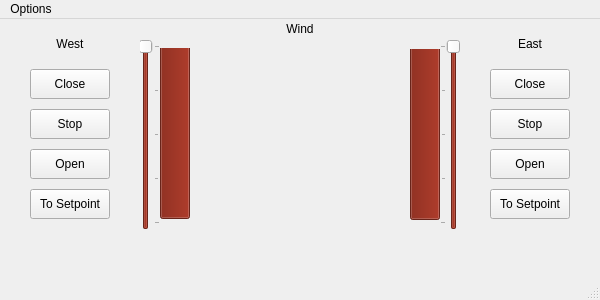
The window that Dome.ui (b-emptage/DomeShutter) describes before a commit, drawn with Qt 5.
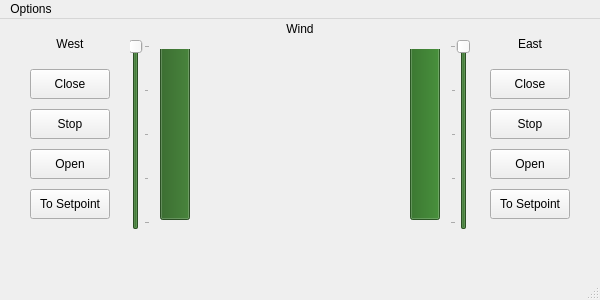
The same window after the commit. Custom widgets are drawn as their Qt base class.

Commit message: Logic for goto positioning of dome

What changed in the file:
```diff
--- a/Dome.ui
+++ b/Dome.ui
@@ -16,18 +16,18 @@
      <colorrole role="BrightText">
       <brush brushstyle="SolidPattern">
        <color alpha="255">
-        <red>212</red>
-        <green>127</green>
-        <blue>127</blue>
+        <red>60</red>
+        <green>90</green>
+        <blue>50</blue>
        </color>
       </brush>
      </colorrole>
      <colorrole role="Highlight">
       <brush brushstyle="SolidPattern">
        <color alpha="255">
-        <red>145</red>
-        <green>50</green>
-        <blue>36</blue>
+        <red>60</red>
+        <green>110</green>
+        <blue>50</blue>
        </color>
       </brush>
      </colorrole>
@@ -52,9 +52,9 @@
      <colorrole role="Accent">
       <brush brushstyle="SolidPattern">
        <color alpha="255">
-        <red>193</red>
-        <green>103</green>
-        <blue>91</blue>
+        <red>60</red>
+        <green>90</green>
+        <blue>50</blue>
        </color>
       </brush>
      </colorrole>
@@ -63,18 +63,18 @@
      <colorrole role="BrightText">
       <brush brushstyle="SolidPattern">
        <color alpha="255">
-        <red>212</red>
-        <green>127</green>
-        <blue>127</blue>
+        <red>60</red>
+        <green>90</green>
+        <blue>50</blue>
        </color>
       </brush>
      </colorrole>
      <colorrole role="Highlight">
       <brush brushstyle="SolidPattern">
        <color alpha="255">
-        <red>145</red>
-        <green>50</green>
-        <blue>36</blue>
+        <red>60</red>
+        <green>110</green>
+        <blue>50</blue>
        </color>
       </brush>
      </colorrole>
@@ -99,9 +99,9 @@
      <colorrole role="Accent">
       <brush brushstyle="SolidPattern">
        <color alpha="255">
-        <red>193</red>
-        <green>103</green>
-        <blue>91</blue>
+        <red>60</red>
+        <green>90</green>
+        <blue>50</blue>
        </color>
       </brush>
      </colorrole>
@@ -110,9 +110,9 @@
      <colorrole role="BrightText">
       <brush brushstyle="SolidPattern">
        <color alpha="255">
-        <red>212</red>
-        <green>127</green>
-        <blue>127</blue>
+        <red>60</red>
+        <green>90</green>
+        <blue>50</blue>
        </color>
       </brush>
      </colorrole>
@@ -137,9 +137,9 @@
      <colorrole role="Accent">
       <brush brushstyle="SolidPattern">
        <color alpha="255">
-        <red>193</red>
-        <green>103</green>
-        <blue>91</blue>
+        <red>60</red>
+        <green>90</green>
+        <blue>50</blue>
        </color>
       </brush>
      </colorrole>
@@ -293,14 +293,14 @@
     <property name="geometry">
      <rect>
       <x>160</x>
-      <y>29</y>
+      <y>30</y>
       <width>30</width>
       <height>171</height>
      </rect>
     </property>
     <property name="sizePolicy">
-     <sizepolicy hsizetype="Fixed" vsizetype="Expanding">
-      <horstretch>0</horstretch>
+     <sizepolicy hsizetype="Maximum" vsizetype="Expanding">
+      <horstretch>100</horstretch>
       <verstretch>0</verstretch>
      </sizepolicy>
     </property>
@@ -341,18 +341,18 @@
        <colorrole role="BrightText">
         <brush brushstyle="SolidPattern">
          <color alpha="255">
-          <red>212</red>
-          <green>127</green>
-          <blue>127</blue>
+          <red>60</red>
+          <green>90</green>
+          <blue>50</blue>
          </color>
         </brush>
        </colorrole>
        <colorrole role="Highlight">
         <brush brushstyle="SolidPattern">
          <color alpha="255">
-          <red>145</red>
-          <green>50</green>
-          <blue>36</blue>
+          <red>60</red>
+          <green>120</green>
+          <blue>50</blue>
          </color>
         </brush>
        </colorrole>
@@ -377,9 +377,9 @@
        <colorrole role="Accent">
         <brush brushstyle="SolidPattern">
          <color alpha="255">
-          <red>193</red>
-          <green>103</green>
-          <blue>91</blue>
+          <red>60</red>
+          <green>90</green>
+          <blue>50</blue>
          </color>
         </brush>
        </colorrole>
@@ -388,18 +388,18 @@
        <colorrole role="BrightText">
         <brush brushstyle="SolidPattern">
          <color alpha="255">
-          <red>212</red>
-          <green>127</green>
-          <blue>127</blue>
+          <red>60</red>
+          <green>90</green>
+          <blue>50</blue>
          </color>
         </brush>
        </colorrole>
        <colorrole role="Highlight">
         <brush brushstyle="SolidPattern">
          <color alpha="255">
-          <red>145</red>
-          <green>50</green>
-          <blue>36</blue>
+          <red>60</red>
+          <green>120</green>
+          <blue>50</blue>
          </color>
         </brush>
        </colorrole>
@@ -424,9 +424,9 @@
        <colorrole role="Accent">
         <brush brushstyle="SolidPattern">
          <color alpha="255">
-          <red>193</red>
-          <green>103</green>
-          <blue>91</blue>
+          <red>60</red>
+          <green>90</green>
+          <blue>50</blue>
          </color>
         </brush>
        </colorrole>
@@ -435,9 +435,9 @@
        <colorrole role="BrightText">
         <brush brushstyle="SolidPattern">
          <color alpha="255">
-          <red>212</red>
-          <green>127</green>
-          <blue>127</blue>
+          <red>60</red>
+          <green>90</green>
+          <blue>50</blue>
          </color>
         </brush>
        </colorrole>
@@ -462,9 +462,9 @@
        <colorrole role="Accent">
         <brush brushstyle="SolidPattern">
          <color alpha="255">
-          <red>193</red>
-          <green>103</green>
-          <blue>91</blue>
+          <red>60</red>
+          <green>90</green>
+          <blue>50</blue>
          </color>
         </brush>
        </colorrole>
@@ -484,7 +484,7 @@
    <widget class="QSlider" name="west_set_pos">
     <property name="geometry">
      <rect>
-      <x>140</x>
+      <x>130</x>
       <y>20</y>
       <width>20</width>
       <height>191</height>
@@ -515,7 +515,7 @@
    <widget class="QSlider" name="east_set_pos">
     <property name="geometry">
      <rect>
-      <x>440</x>
+      <x>450</x>
       <y>20</y>
       <width>20</width>
       <height>191</height>
```
The commit also changes 3 other files.
